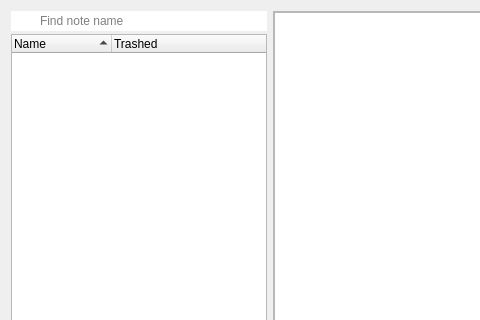
Before: the Qt Designer form src/dialogs/localtrashdialog.ui in pbek/QOwnNotes, drawn with Qt 5; both pictures show x 0 to 480 and y 0 to 320 of the 991 by 658 pixel window.
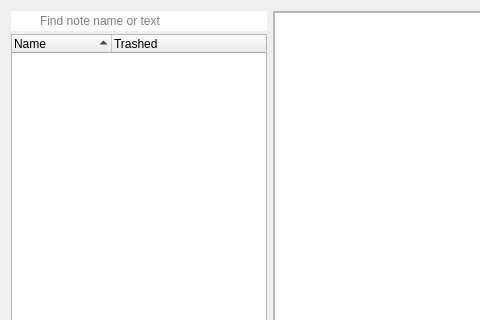
After: the same form once the commit is applied. Icons and pictures are not drawn. Custom widgets are drawn as their Qt base class.

Commit message: #3823 trash: search note text and highlight matches

Patch:
```diff
--- a/src/dialogs/localtrashdialog.ui
+++ b/src/dialogs/localtrashdialog.ui
@@ -52,7 +52,7 @@
 </string>
           </property>
           <property name="placeholderText">
-           <string>Find note name</string>
+           <string>Find note name or text</string>
           </property>
           <property name="clearButtonEnabled">
            <bool>true</bool>
```
The commit also changes 10 other files.
